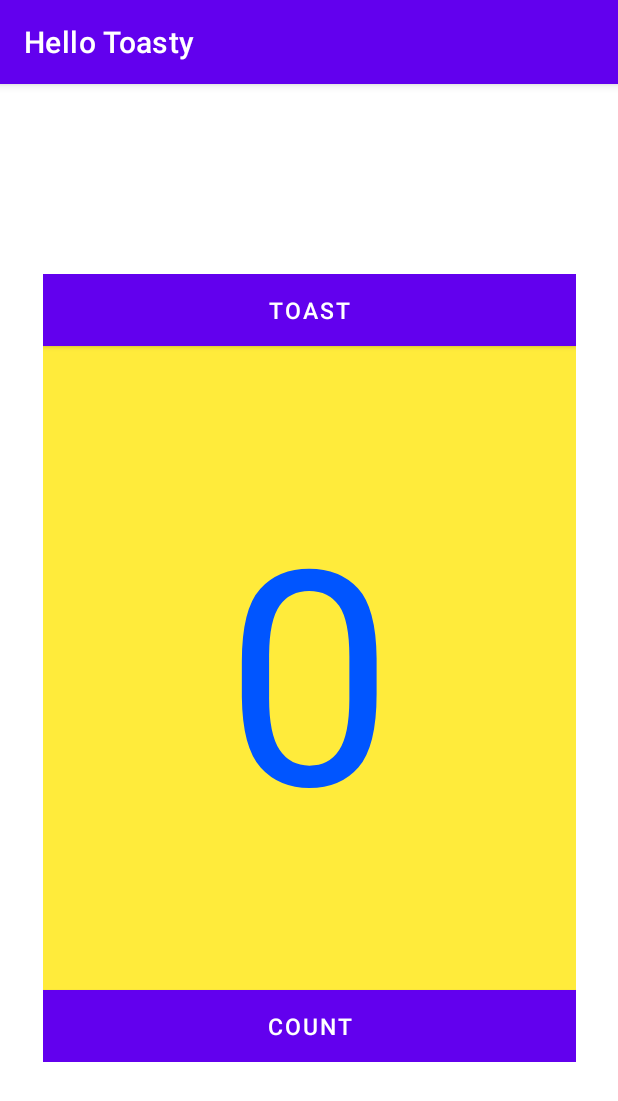
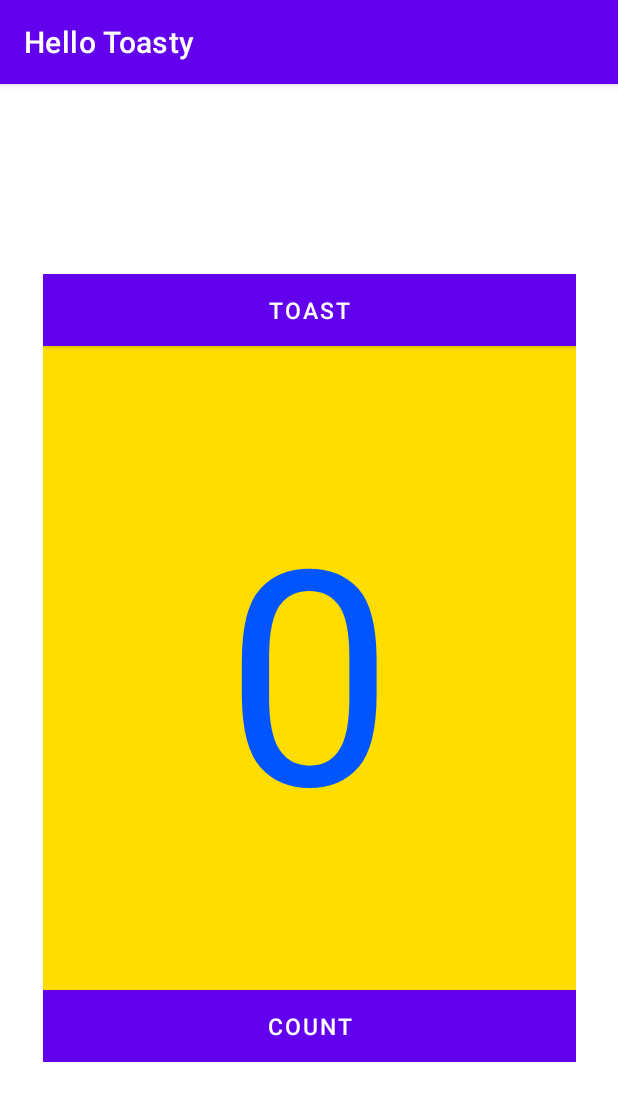
Before and after one commit to jandroga/Hello_Toast, an Android app: the screen it shows after launch (MainActivity), on a phone screen of 412 x 824 dp. Shown: the top 1101 px of the screen. Run offline under Robolectric (Android 15) with nearby library versions, the phone set to English and light mode, and no system bars.

Commit message:
Landscape primera versió

```diff
--- a/app/src/main/res/layout/activity_main.xml
+++ b/app/src/main/res/layout/activity_main.xml
@@ -6,6 +6,7 @@
     android:layout_height="match_parent"
     android:background="#00FFE500"
     android:visibility="visible"
+    android:configChanges="orientation"
     tools:context=".MainActivity">
 
     <LinearLayout
@@ -36,6 +37,7 @@
             android:layout_width="match_parent"
             android:layout_height="wrap_content"
             android:layout_weight="30"
+            android:background="#FFFFDD00"
             android:baselineAligned="false"
             android:gravity="center"
             android:text="0"
--- a/app/src/main/res/values/strings.xml
+++ b/app/src/main/res/values/strings.xml
@@ -1,4 +1,4 @@
 <resources>
     <string name="app_name">Hello Toasty</string>
-    <integer name="Contador">0</integer>
+    <integer name="contador">0</integer>
 </resources>
```
